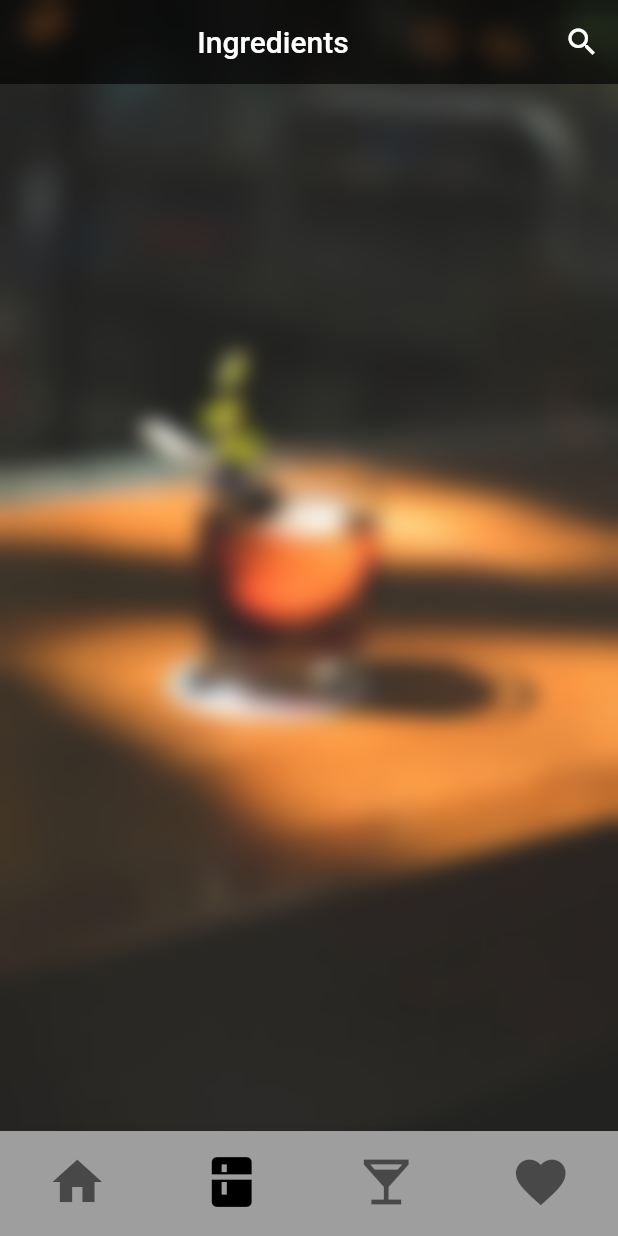
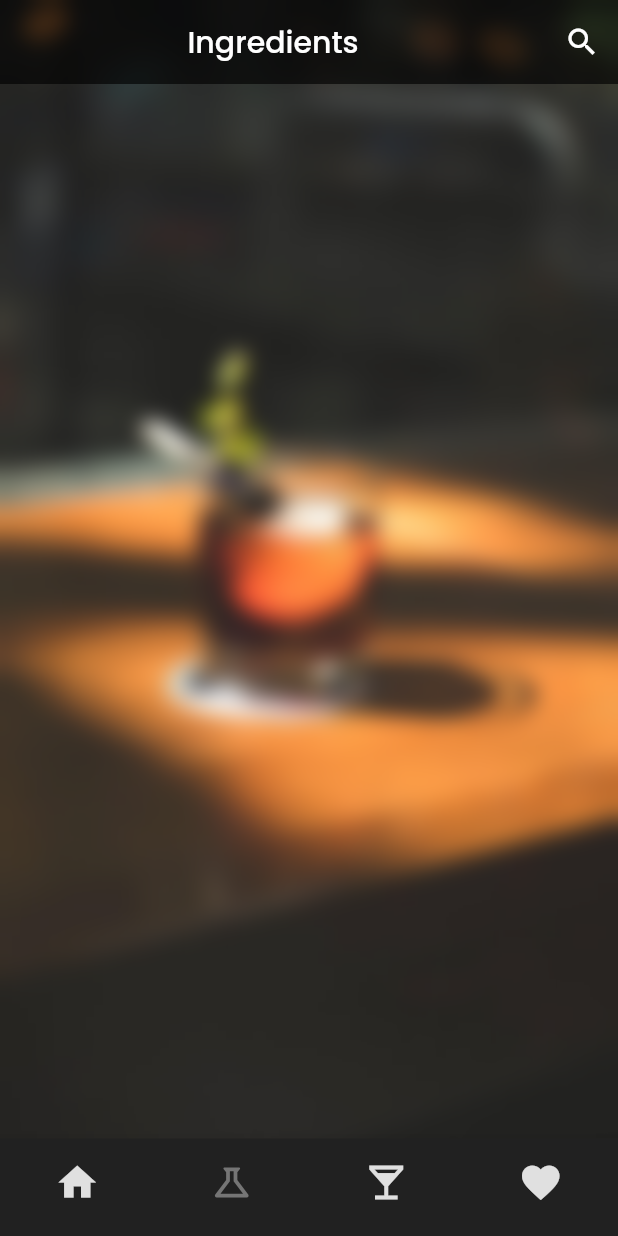
Before and after one commit to gu-tig169-ht21/grupp9, a Flutter app: the screen it shows after launch, item 2 of the bottom bar chosen, on a phone screen of 412 x 824 dp. Run offline on Flutter 3.47's test engine with Material 2 defaults, Android fonts, the phone set to English and light mode, and no system bars; our stand-ins replace google_fonts; missing offline and left inert: favorite_button; network calls fail; Roboto replaces fonts that are missing (Recursive).

Commit message:
snyggat till

```diff
--- a/lib/main.dart
+++ b/lib/main.dart
@@ -1,15 +1,15 @@
 import 'package:flutter/material.dart';
-import 'package:my_first_app/views/mainpage.dart';
+import 'package:my_first_app/views/navigation_bar.dart';
 import 'package:provider/provider.dart';
 import 'package:google_fonts/google_fonts.dart';
 import 'providers/favourites_provider.dart';
 
-void main() async {
-  runApp(MyApp());
+void main() {
+  runApp(const MyApp());
 }
 
 class MyApp extends StatelessWidget {
-  MyApp({Key? key}) : super(key: key);
+  const MyApp({Key? key}) : super(key: key);
 
   @override
   Widget build(BuildContext context) {
@@ -23,11 +23,11 @@ class MyApp extends StatelessWidget {
             debugShowCheckedModeBanner: false,
             theme: ThemeData(
               visualDensity: VisualDensity.adaptivePlatformDensity,
-              textTheme: GoogleFonts.recursiveTextTheme(
+              textTheme: GoogleFonts.poppinsTextTheme(
                   Theme.of(context).textTheme.apply(
                         bodyColor: Colors.white,
                       )),
             ),
-            home: const MainPage()));
+            home: const NavigationBar()));
   }
 }
--- a/lib/providers/favourites_provider.dart
+++ b/lib/providers/favourites_provider.dart
@@ -1,7 +1,6 @@
 import 'package:flutter/cupertino.dart';
 import 'package:my_first_app/models/cocktails.dart';
 import 'dart:convert';
-
 import '/models/favourites.dart';
 import 'response_provider.dart';
 
@@ -11,7 +10,7 @@ class FavouritesProvider extends ChangeNotifier {
   final String _key = '3f8f8e0f-935d-4b20-b4af-aefd946a5a6f';
   String get key => _key;
   List<FavouritesModel> get favourites => _favourites;
-  List<Cocktails> _cocktails = [];
+  final List<Cocktails> _cocktails = [];
 
   List<Cocktails> get list => _cocktails;
 
@@ -68,7 +67,7 @@ class FavouritesProvider extends ChangeNotifier {
   }
 
   void setFilterBy(String filterBy) {
-    this._filterBy = filterBy;
+    _filterBy = filterBy;
     notifyListeners();
   }
 
--- a/lib/providers/response_provider.dart
+++ b/lib/providers/response_provider.dart
@@ -1,6 +1,4 @@
 import 'package:http/http.dart' as http;
-import 'dart:convert';
-import 'package:my_first_app/models/cocktails.dart';
 
 class ResponseProvider {
   Future<String> fetchItems(String key) async {
--- a/lib/views/details.dart
+++ b/lib/views/details.dart
@@ -18,7 +18,6 @@ class Details extends StatefulWidget {
 class _DetailsState extends State<Details> {
   final String cocktail;
   var url = 'https://www.thecocktaildb.com/api/json/v1/1/search.php?s=';
-  var res;
   var _cocktail;
   var favourites = [];
   _DetailsState({Key? key, required this.cocktail});
@@ -32,9 +31,8 @@ class _DetailsState extends State<Details> {
   }
 
   fetchCocktail() async {
-    res = await http.get(Uri.parse(url + cocktail));
+    var res = await http.get(Uri.parse(url + cocktail));
     var drinks = jsonDecode(res.body)['drinks'][0];
-
     _cocktail = Cocktails.fromJson(drinks);
 
     setState(() {});
@@ -101,7 +99,6 @@ class _DetailsState extends State<Details> {
                   )
                 ],
               ),
-              extendBody: true,
               body: Padding(
                 padding: const EdgeInsets.all(8.0),
                 child: Container(
--- a/lib/views/favourites.dart
+++ b/lib/views/favourites.dart
@@ -1,6 +1,5 @@
 import 'dart:convert';
 import 'dart:ui';
-import 'package:favorite_button/favorite_button.dart';
 import 'package:http/http.dart' as http;
 import 'package:flutter/material.dart';
 import 'package:my_first_app/providers/favourites_provider.dart';
@@ -17,7 +16,6 @@ class Favourites extends StatefulWidget {
 class _FavouritesState extends State<Favourites> {
   var url = 'https://todoapp-api-pyq5q.ondigitalocean.app/todos?key=';
   var key = '3f8f8e0f-935d-4b20-b4af-aefd946a5a6f';
-  var res;
   var cocktails = [];
 
   @override
@@ -28,7 +26,7 @@ class _FavouritesState extends State<Favourites> {
   }
 
   fetchCocktails() async {
-    res = await http.get(Uri.parse(url + key));
+    var res = await http.get(Uri.parse(url + key));
     var json = jsonDecode(res.body);
     cocktails = json.map<FavouritesModel>((data) {
       return FavouritesModel.fromJson(data);
@@ -115,7 +113,7 @@ Widget deleteButton(BuildContext context, item, String drink) {
 class ListItem extends StatelessWidget {
   final FavouritesModel item;
   BuildContext context;
-  ListItem(this.context, this.item);
+  ListItem(this.context, this.item, {Key? key}) : super(key: key);
   @override
   Widget build(BuildContext context) {
     return StatefulBuilder(
--- a/lib/views/ingredients.dart
+++ b/lib/views/ingredients.dart
@@ -2,20 +2,19 @@ import 'dart:convert';
 import 'dart:ui';
 import 'package:flutter/material.dart';
 import 'package:http/http.dart' as http;
-import 'package:my_first_app/models/cocktails.dart';
 import 'package:my_first_app/models/ingredients_search.dart';
 
-class IngrediensVy extends StatefulWidget {
+class Ingredients extends StatefulWidget {
+  const Ingredients({Key? key}) : super(key: key);
+
   @override
-  _IngrediensVyState createState() => _IngrediensVyState();
+  _IngredientsState createState() => _IngredientsState();
 }
 
-class _IngrediensVyState extends State<IngrediensVy> {
+class _IngredientsState extends State<Ingredients> {
   var api = "https://www.thecocktaildb.com/api/json/v1/1/list.php?i=list";
-  var res;
   var ingredients = [];
   var cocktails = [];
-  final _controller = TextEditingController();
   bool check = false;
 
   @override
@@ -26,20 +25,10 @@ class _IngrediensVyState extends State<IngrediensVy> {
   }
 
   fetchData() async {
-    res = await http.get(Uri.parse(
+    var res = await http.get(Uri.parse(
         'https://www.thecocktaildb.com/api/json/v1/1/list.php?i=list'));
     ingredients = jsonDecode(res.body)["drinks"];
     setState(() {});
-  }
-
-  fetchCockails(String ingredient) async {
-    res = await http.get(Uri.parse(
-        'https://www.thecocktaildb.com/api/json/v1/1/filter.php?i=' +
-            ingredient));
-    var drinks = jsonDecode(res.body)["drinks"];
-    cocktails = drinks.map<Cocktails>((data) {
-      return Cocktails.fromJson(data);
-    }).toList();
   }
 
   @override
--- a/lib/views/mainpage.dart
+++ b/lib/views/navigation_bar.dart
@@ -5,19 +5,19 @@ import 'package:my_first_app/views/favourites.dart';
 import 'package:my_first_app/views/home.dart';
 import 'package:my_first_app/views/ingredients.dart';
 
-class MainPage extends StatefulWidget {
-  const MainPage({Key? key}) : super(key: key);
+class NavigationBar extends StatefulWidget {
+  const NavigationBar({Key? key}) : super(key: key);
 
   @override
-  State<MainPage> createState() => _MainPageState();
+  State<NavigationBar> createState() => _NavigationBarState();
 }
 
-class _MainPageState extends State<MainPage> {
+class _NavigationBarState extends State<NavigationBar> {
   int _selectedIndex = 0;
 
   final screens = [
     const Home(),
-    IngrediensVy(),
+    const Ingredients(),
     const DrinksView(),
     const Favourites(),
   ];
@@ -30,30 +30,31 @@ class _MainPageState extends State<MainPage> {
         extendBody: true,
         body: screens[_selectedIndex],
         bottomNavigationBar: BottomNavigationBar(
+            selectedItemColor: Colors.grey[600],
+            unselectedItemColor: Colors.grey[300],
             showSelectedLabels: false,
             showUnselectedLabels: false,
             type: BottomNavigationBarType.fixed,
-            backgroundColor: Colors.grey,
+            backgroundColor: Colors.grey[900],
             items: const <BottomNavigationBarItem>[
               BottomNavigationBarItem(
-                icon: Icon(Icons.home, size: 40),
+                icon: Icon(Icons.home, size: 30),
                 label: 'Hem',
               ),
               BottomNavigationBarItem(
-                icon: Icon(Icons.kitchen, size: 40),
+                icon: Icon(Icons.science_outlined, size: 30),
                 label: 'Ingredienser',
               ),
               BottomNavigationBarItem(
-                icon: Icon(Icons.local_bar, size: 40),
+                icon: Icon(Icons.local_bar, size: 30),
                 label: 'Alla drinkar',
               ),
               BottomNavigationBarItem(
-                icon: Icon(Icons.favorite, size: 40),
+                icon: Icon(Icons.favorite, size: 30),
                 label: 'Favoriter',
               ),
             ],
             currentIndex: _selectedIndex,
-            selectedItemColor: Colors.black,
             onTap: _onItemTapped));
   }
 
```
Also changed, not shown: lib/models/ingredients_search.dart (+5 -6 lines), lib/providers/cocktails_provider.dart (deleted, +0 -32 lines), lib/providers/ingredients_provider.dart (deleted, +0 -70 lines), lib/views/cocktails.dart (+7 -13 lines), lib/views/home.dart (+9 -1 lines), 1 other file.
